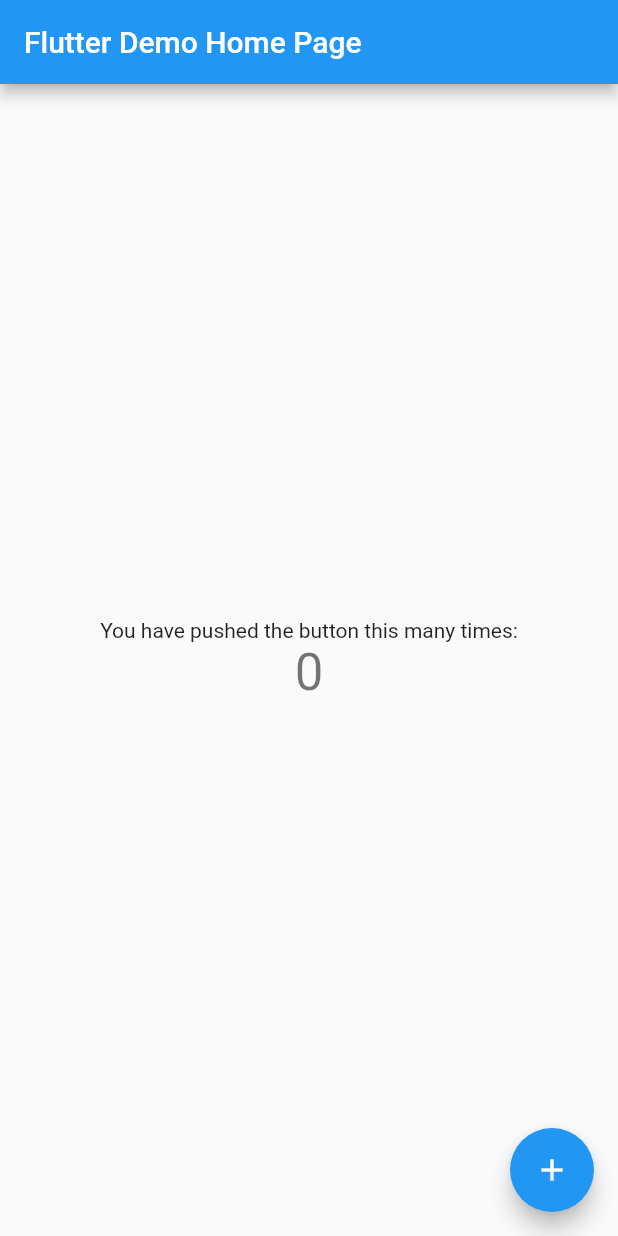
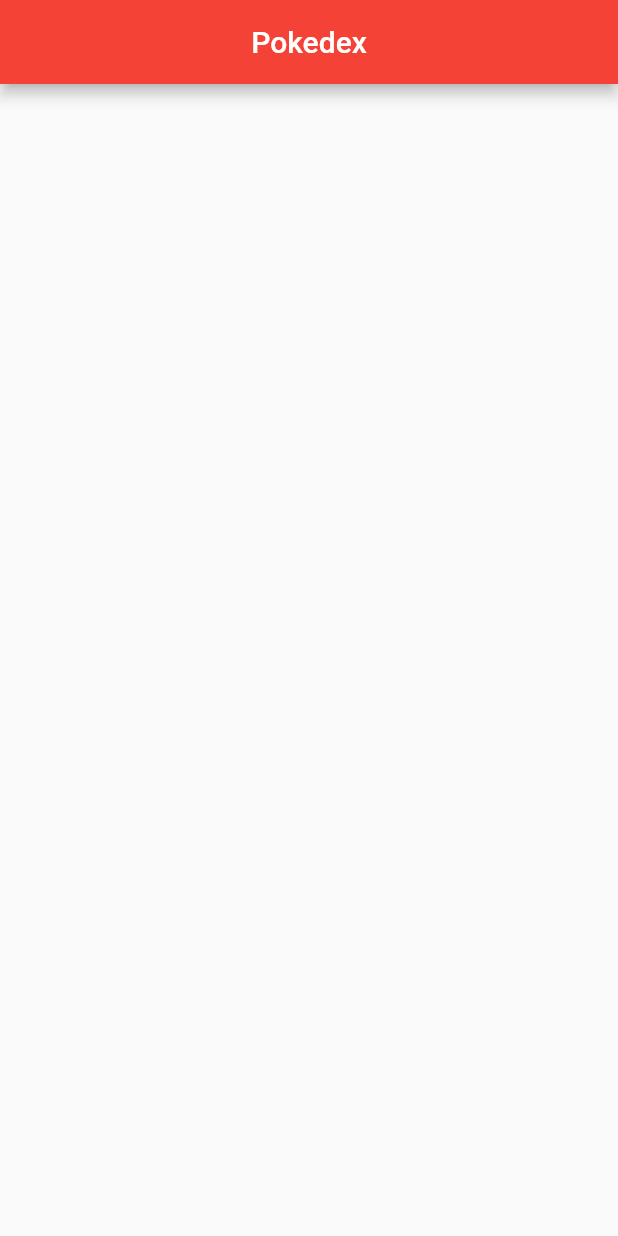
Before and after one commit to ravihoro/pokemon_app, a Flutter app: the screen it shows after launch, on a phone screen of 412 x 824 dp. Run offline on Flutter 3.47's test engine with Material 2 defaults, Android fonts, the phone set to English and light mode, and no system bars.

```diff
--- a/lib/main.dart
+++ b/lib/main.dart
@@ -1,113 +1,20 @@
 import 'package:flutter/material.dart';
+import 'package:pokemon_app/pokedex_view.dart';
 
 void main() {
   runApp(MyApp());
 }
 
 class MyApp extends StatelessWidget {
-  // This widget is the root of your application.
   @override
   Widget build(BuildContext context) {
     return MaterialApp(
-      title: 'Flutter Demo',
-      theme: ThemeData(
-        // This is the theme of your application.
-        //
-        // Try running your application with "flutter run". You'll see the
-        // application has a blue toolbar. Then, without quitting the app, try
-        // changing the primarySwatch below to Colors.green and then invoke
-        // "hot reload" (press "r" in the console where you ran "flutter run",
-        // or simply save your changes to "hot reload" in a Flutter IDE).
-        // Notice that the counter didn't reset back to zero; the application
-        // is not restarted.
-        primarySwatch: Colors.blue,
+      title: 'Pokedex',
+      theme: Theme.of(context).copyWith(
+        primaryColor: Colors.red,
+        accentColor: Colors.redAccent,
       ),
-      home: MyHomePage(title: 'Flutter Demo Home Page'),
+      home: PokedexView(),
     );
   }
 }
-
-class MyHomePage extends StatefulWidget {
-  MyHomePage({Key key, this.title}) : super(key: key);
-
-  // This widget is the home page of your application. It is stateful, meaning
-  // that it has a State object (defined below) that contains fields that affect
-  // how it looks.
-
-  // This class is the configuration for the state. It holds the values (in this
-  // case the title) provided by the parent (in this case the App widget) and
-  // used by the build method of the State. Fields in a Widget subclass are
-  // always marked "final".
-
-  final String title;
-
-  @override
-  _MyHomePageState createState() => _MyHomePageState();
-}
-
-class _MyHomePageState extends State<MyHomePage> {
-  int _counter = 0;
-
-  void _incrementCounter() {
-    setState(() {
-      // This call to setState tells the Flutter framework that something has
-      // changed in this State, which causes it to rerun the build method below
-      // so that the display can reflect the updated values. If we changed
-      // _counter without calling setState(), then the build method would not be
-      // called again, and so nothing would appear to happen.
-      _counter++;
-    });
-  }
-
-  @override
-  Widget build(BuildContext context) {
-    // This method is rerun every time setState is called, for instance as done
-    // by the _incrementCounter method above.
-    //
-    // The Flutter framework has been optimized to make rerunning build methods
-    // fast, so that you can just rebuild anything that needs updating rather
-    // than having to individually change instances of widgets.
-    return Scaffold(
-      appBar: AppBar(
-        // Here we take the value from the MyHomePage object that was created by
-        // the App.build method, and use it to set our appbar title.
-        title: Text(widget.title),
-      ),
-      body: Center(
-        // Center is a layout widget. It takes a single child and positions it
-        // in the middle of the parent.
-        child: Column(
-          // Column is also a layout widget. It takes a list of children and
-          // arranges them vertically. By default, it sizes itself to fit its
-          // children horizontally, and tries to be as tall as its parent.
-          //
-          // Invoke "debug painting" (press "p" in the console, choose the
-          // "Toggle Debug Paint" action from the Flutter Inspector in Android
-          // Studio, or the "Toggle Debug Paint" command in Visual Studio Code)
-          // to see the wireframe for each widget.
-          //
-          // Column has various properties to control how it sizes itself and
-          // how it positions its children. Here we use mainAxisAlignment to
-          // center the children vertically; the main axis here is the vertical
-          // axis because Columns are vertical (the cross axis would be
-          // horizontal).
-          mainAxisAlignment: MainAxisAlignment.center,
-          children: <Widget>[
-            Text(
-              'You have pushed the button this many times:',
-            ),
-            Text(
-              '$_counter',
-              style: Theme.of(context).textTheme.headline4,
-            ),
-          ],
-        ),
-      ),
-      floatingActionButton: FloatingActionButton(
-        onPressed: _incrementCounter,
-        tooltip: 'Increment',
-        child: Icon(Icons.add),
-      ), // This trailing comma makes auto-formatting nicer for build methods.
-    );
-  }
-}
--- /dev/null
+++ b/lib/pokedex_view.dart
@@ -0,0 +1,13 @@
+import 'package:flutter/material.dart';
+
+class PokedexView extends StatelessWidget {
+  @override
+  Widget build(BuildContext context) {
+    return Scaffold(
+      appBar: AppBar(
+        title: Text('Pokedex'),
+        centerTitle: true,
+      ),
+    );
+  }
+}
--- a/pubspec.yaml
+++ b/pubspec.yaml
@@ -28,6 +28,9 @@ dependencies:
   # The following adds the Cupertino Icons font to your application.
   # Use with the CupertinoIcons class for iOS style icons.
   cupertino_icons: ^1.0.2
+  http:
+  bloc:
+  flutter_bloc:
 
 dev_dependencies:
   flutter_test:
```
Also changed, not shown: lib/pokemon_page_response.dart (added, +42 -0 lines), pubspec.lock.
